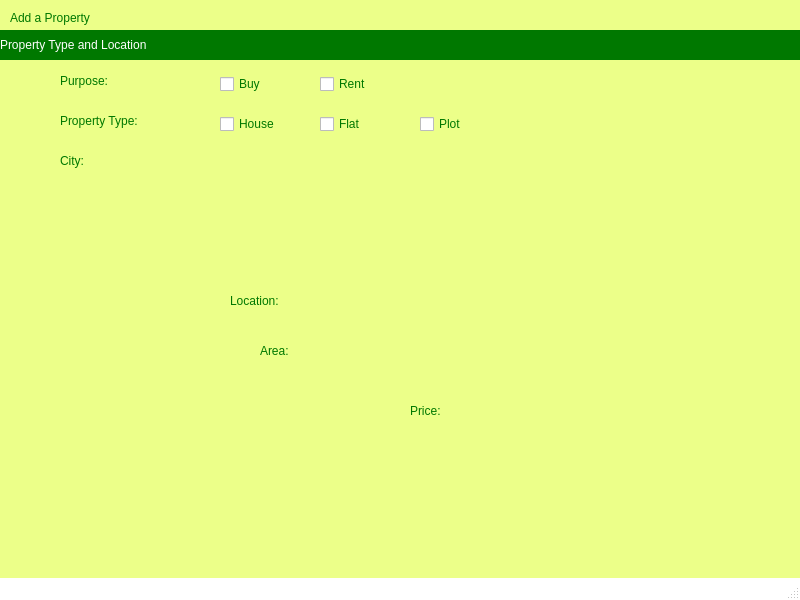
The window that UI/AddProperty.ui (Bilal-Basharat/Real-Estate-Management-Python-PyQt-) describes before a commit, drawn with Qt 5.
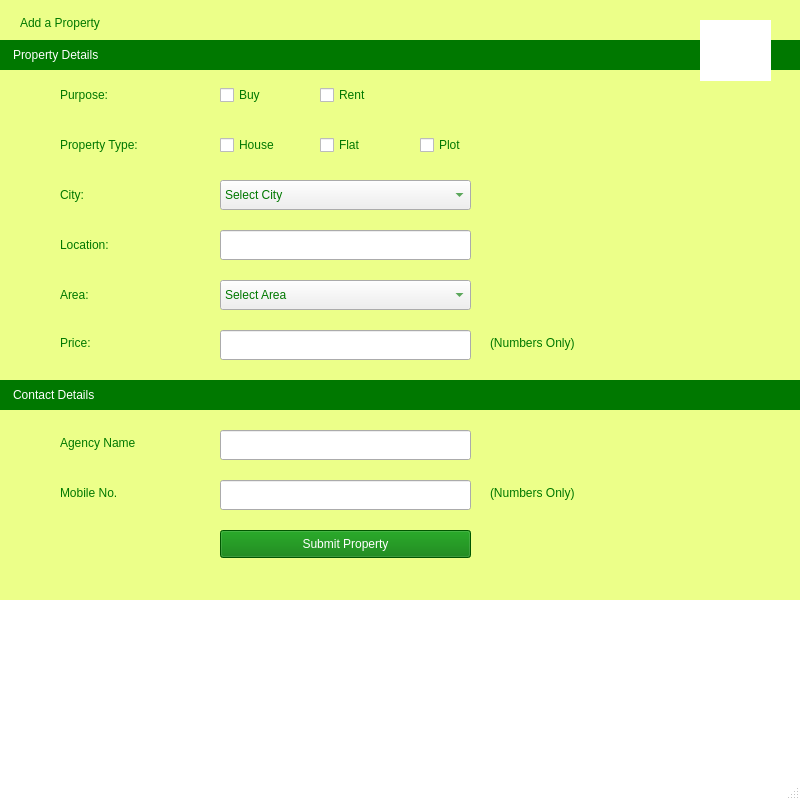
The same window after the commit. Icons and pictures are not drawn.

```diff
--- a/UI/AddProperty.ui
+++ b/UI/AddProperty.ui
@@ -7,7 +7,7 @@
     <x>0</x>
     <y>0</y>
     <width>800</width>
-    <height>600</height>
+    <height>800</height>
    </rect>
   </property>
   <property name="windowTitle">
@@ -46,8 +46,8 @@
     <widget class="QLabel" name="lblAdd">
      <property name="geometry">
       <rect>
-       <x>10</x>
-       <y>10</y>
+       <x>20</x>
+       <y>15</y>
        <width>141</width>
        <height>16</height>
       </rect>
@@ -60,7 +60,7 @@
      <property name="geometry">
       <rect>
        <x>0</x>
-       <y>30</y>
+       <y>40</y>
        <width>800</width>
        <height>30</height>
       </rect>
@@ -68,20 +68,21 @@
      <property name="styleSheet">
       <string notr="true">#statusBar{
 background-color:rgb(0,120,0);
-color:white;	
+color:white;
+padding-left: 10px;	
 }</string>
      </property>
      <property name="text">
-      <string>Property Type and Location</string>
+      <string>Property Details</string>
      </property>
     </widget>
     <widget class="QLabel" name="label">
      <property name="geometry">
       <rect>
        <x>60</x>
-       <y>70</y>
+       <y>80</y>
        <width>91</width>
-       <height>21</height>
+       <height>30</height>
       </rect>
      </property>
      <property name="text">
@@ -92,9 +93,9 @@
      <property name="geometry">
       <rect>
        <x>60</x>
-       <y>110</y>
+       <y>130</y>
        <width>141</width>
-       <height>21</height>
+       <height>30</height>
       </rect>
      </property>
      <property name="text">
@@ -105,9 +106,9 @@
      <property name="geometry">
       <rect>
        <x>60</x>
-       <y>150</y>
+       <y>180</y>
        <width>91</width>
-       <height>21</height>
+       <height>30</height>
       </rect>
      </property>
      <property name="text">
@@ -117,10 +118,10 @@
     <widget class="QLabel" name="label_4">
      <property name="geometry">
       <rect>
-       <x>230</x>
-       <y>290</y>
+       <x>60</x>
+       <y>230</y>
        <width>91</width>
-       <height>21</height>
+       <height>30</height>
       </rect>
      </property>
      <property name="text">
@@ -130,10 +131,10 @@
     <widget class="QLabel" name="label_5">
      <property name="geometry">
       <rect>
-       <x>410</x>
-       <y>400</y>
+       <x>60</x>
+       <y>330</y>
        <width>91</width>
-       <height>21</height>
+       <height>25</height>
       </rect>
      </property>
      <property name="text">
@@ -143,10 +144,10 @@
     <widget class="QLabel" name="label_6">
      <property name="geometry">
       <rect>
-       <x>260</x>
-       <y>340</y>
-       <width>141</width>
-       <height>21</height>
+       <x>60</x>
+       <y>280</y>
+       <width>61</width>
+       <height>30</height>
       </rect>
      </property>
      <property name="text">
@@ -157,7 +158,7 @@
      <property name="geometry">
       <rect>
        <x>220</x>
-       <y>74</y>
+       <y>85</y>
        <width>81</width>
        <height>20</height>
       </rect>
@@ -173,7 +174,7 @@
      <property name="geometry">
       <rect>
        <x>320</x>
-       <y>74</y>
+       <y>85</y>
        <width>81</width>
        <height>20</height>
       </rect>
@@ -186,7 +187,7 @@
      <property name="geometry">
       <rect>
        <x>220</x>
-       <y>114</y>
+       <y>135</y>
        <width>81</width>
        <height>20</height>
       </rect>
@@ -199,7 +200,7 @@
      <property name="geometry">
       <rect>
        <x>320</x>
-       <y>114</y>
+       <y>135</y>
        <width>81</width>
        <height>20</height>
       </rect>
@@ -212,8 +213,8 @@
      <property name="geometry">
       <rect>
        <x>420</x>
-       <y>114</y>
-       <width>81</width>
+       <y>135</y>
+       <width>61</width>
        <height>20</height>
       </rect>
      </property>
@@ -221,6 +222,281 @@
       <string>Plot</string>
      </property>
     </widget>
+    <widget class="QComboBox" name="cmbxCity">
+     <property name="geometry">
+      <rect>
+       <x>220</x>
+       <y>180</y>
+       <width>251</width>
+       <height>30</height>
+      </rect>
+     </property>
+     <item>
+      <property name="text">
+       <string>Select City</string>
+      </property>
+     </item>
+     <item>
+      <property name="text">
+       <string>Lahore</string>
+      </property>
+     </item>
+     <item>
+      <property name="text">
+       <string>Islamabad</string>
+      </property>
+     </item>
+     <item>
+      <property name="text">
+       <string>Rawalpindi</string>
+      </property>
+     </item>
+     <item>
+      <property name="text">
+       <string>Karachi</string>
+      </property>
+     </item>
+     <item>
+      <property name="text">
+       <string>Peshawar</string>
+      </property>
+     </item>
+     <item>
+      <property name="text">
+       <string>Gujranwala</string>
+      </property>
+     </item>
+     <item>
+      <property name="text">
+       <string>Sialkot</string>
+      </property>
+     </item>
+     <item>
+      <property name="text">
+       <string>Faisalabad</string>
+      </property>
+     </item>
+    </widget>
+    <widget class="QLineEdit" name="lineLocation">
+     <property name="geometry">
+      <rect>
+       <x>220</x>
+       <y>230</y>
+       <width>251</width>
+       <height>30</height>
+      </rect>
+     </property>
+    </widget>
+    <widget class="QComboBox" name="cmbxCity_2">
+     <property name="geometry">
+      <rect>
+       <x>220</x>
+       <y>280</y>
+       <width>251</width>
+       <height>30</height>
+      </rect>
+     </property>
+     <item>
+      <property name="text">
+       <string>Select Area</string>
+      </property>
+     </item>
+     <item>
+      <property name="text">
+       <string>2  Marla</string>
+      </property>
+     </item>
+     <item>
+      <property name="text">
+       <string>3 Marla</string>
+      </property>
+     </item>
+     <item>
+      <property name="text">
+       <string>5  Marla</string>
+      </property>
+     </item>
+     <item>
+      <property name="text">
+       <string>10 Marla</string>
+      </property>
+     </item>
+     <item>
+      <property name="text">
+       <string>1  Canal</string>
+      </property>
+     </item>
+    </widget>
+    <widget class="QLineEdit" name="linePrice">
+     <property name="geometry">
+      <rect>
+       <x>220</x>
+       <y>330</y>
+       <width>251</width>
+       <height>30</height>
+      </rect>
+     </property>
+    </widget>
+    <widget class="QLabel" name="ContactBar">
+     <property name="geometry">
+      <rect>
+       <x>0</x>
+       <y>380</y>
+       <width>800</width>
+       <height>30</height>
+      </rect>
+     </property>
+     <property name="styleSheet">
+      <string notr="true">#ContactBar{
+background-color:rgb(0,120,0);
+color:white;
+padding-left: 10px;	
+}</string>
+     </property>
+     <property name="text">
+      <string>Contact Details</string>
+     </property>
+    </widget>
+    <widget class="QLabel" name="label_7">
+     <property name="geometry">
+      <rect>
+       <x>490</x>
+       <y>330</y>
+       <width>141</width>
+       <height>25</height>
+      </rect>
+     </property>
+     <property name="styleSheet">
+      <string notr="true">font: 10pt &quot;Roboto&quot;;</string>
+     </property>
+     <property name="text">
+      <string>(Numbers Only)</string>
+     </property>
+    </widget>
+    <widget class="QLabel" name="label_8">
+     <property name="geometry">
+      <rect>
+       <x>60</x>
+       <y>430</y>
+       <width>131</width>
+       <height>25</height>
+      </rect>
+     </property>
+     <property name="text">
+      <string>Agency Name</string>
+     </property>
+    </widget>
+    <widget class="QLineEdit" name="linePrice_2">
+     <property name="geometry">
+      <rect>
+       <x>220</x>
+       <y>430</y>
+       <width>251</width>
+       <height>30</height>
+      </rect>
+     </property>
+    </widget>
+    <widget class="QLineEdit" name="linePrice_3">
+     <property name="geometry">
+      <rect>
+       <x>220</x>
+       <y>480</y>
+       <width>251</width>
+       <height>30</height>
+      </rect>
+     </property>
+    </widget>
+    <widget class="QLabel" name="label_9">
+     <property name="geometry">
+      <rect>
+       <x>60</x>
+       <y>480</y>
+       <width>131</width>
+       <height>25</height>
+      </rect>
+     </property>
+     <property name="text">
+      <string>Mobile No.</string>
+     </property>
+    </widget>
+    <widget class="QPushButton" name="BtnSubmit">
+     <property name="geometry">
+      <rect>
+       <x>220</x>
+       <y>530</y>
+       <width>251</width>
+       <height>28</height>
+      </rect>
+     </property>
+     <property name="styleSheet">
+      <string notr="true">#BtnSubmit{
+font: 12pt &quot;Roboto&quot;;
+	background-color: rgb(0, 120, 0);
+color:white;
+}</string>
+     </property>
+     <property name="text">
+      <string>Submit Property</string>
+     </property>
+    </widget>
+    <widget class="QLabel" name="label_10">
+     <property name="geometry">
+      <rect>
+       <x>490</x>
+       <y>480</y>
+       <width>141</width>
+       <height>25</height>
+      </rect>
+     </property>
+     <property name="styleSheet">
+      <string notr="true">font: 10pt &quot;Roboto&quot;;</string>
+     </property>
+     <property name="text">
+      <string>(Numbers Only)</string>
+     </property>
+    </widget>
+    <widget class="QLabel" name="label_11">
+     <property name="geometry">
+      <rect>
+       <x>700</x>
+       <y>20</y>
+       <width>71</width>
+       <height>61</height>
+      </rect>
+     </property>
+     <property name="styleSheet">
+      <string notr="true">background-color: rgb(255, 255, 255);
+padding: 5px;</string>
+     </property>
+     <property name="text">
+      <string/>
+     </property>
+     <property name="pixmap">
+      <pixmap resource="../icons/icons.qrc">:/icons/home logo.png</pixmap>
+     </property>
+     <property name="scaledContents">
+      <bool>true</bool>
+     </property>
+    </widget>
+   </widget>
+   <widget class="QLabel" name="label_12">
+    <property name="geometry">
+     <rect>
+      <x>-10</x>
+      <y>600</y>
+      <width>811</width>
+      <height>141</height>
+     </rect>
+    </property>
+    <property name="text">
+     <string/>
+    </property>
+    <property name="pixmap">
+     <pixmap>../propertyPics/famousPlaces.jpg</pixmap>
+    </property>
+    <property name="scaledContents">
+     <bool>true</bool>
+    </property>
    </widget>
   </widget>
   <widget class="QMenuBar" name="menubar">
```
Left out of the diff: 4 changed lines with no effect on the pictures.
